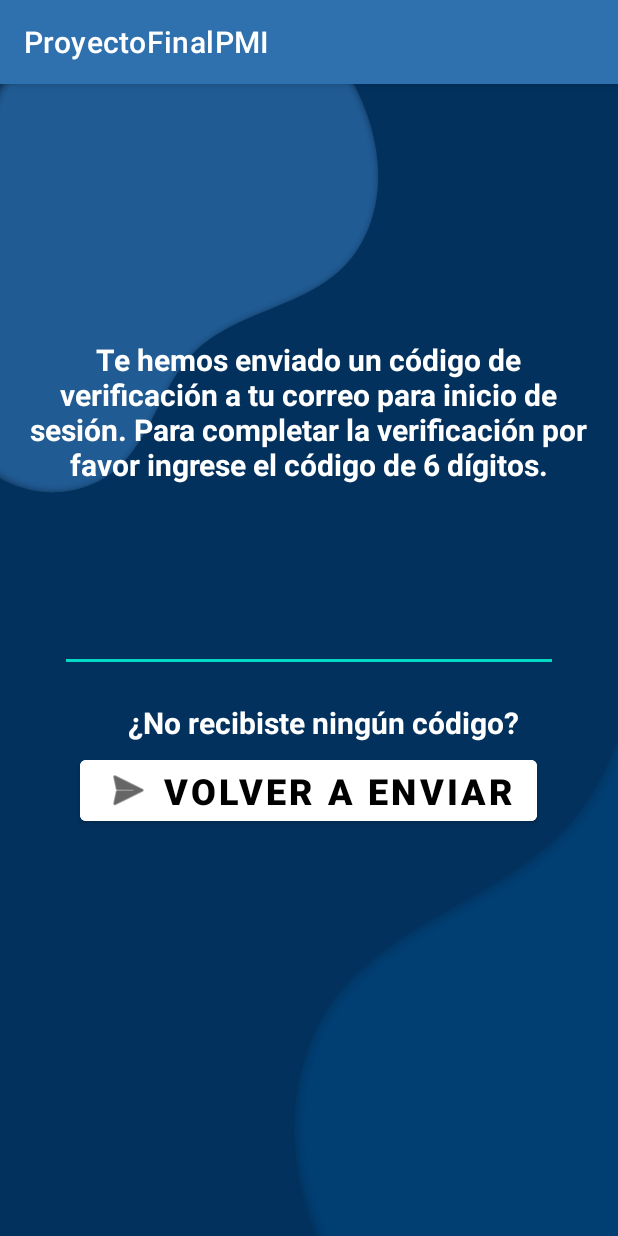
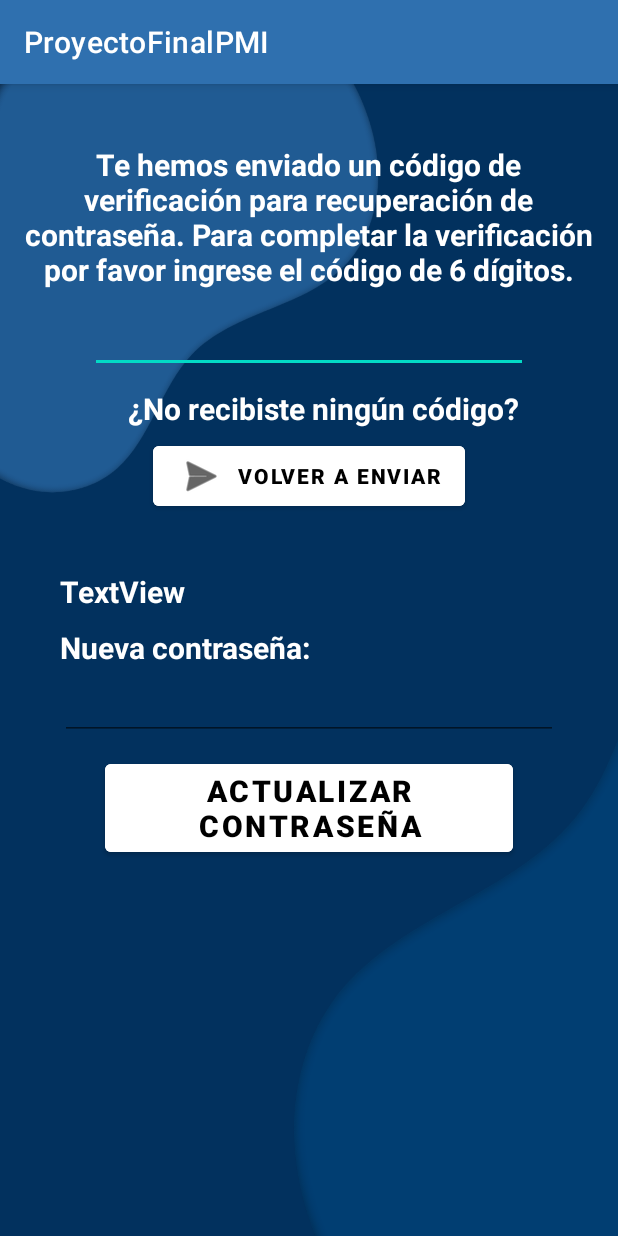
Before and after one commit to DMichelle1907/FinalPMI, an Android app: the ActivityReenvio screen opened directly, with no data from a screen before it, on a phone screen of 412 x 824 dp. Run offline under Robolectric (Android 15) with nearby library versions, the phone set to English and light mode, and no system bars; network calls fail.

Commit message:
ActivityReenvio

```diff
--- a/app/src/main/java/com/example/finalpmi/ActivityRegistrarse.java
+++ b/app/src/main/java/com/example/finalpmi/ActivityRegistrarse.java
@@ -97,8 +97,7 @@ public class ActivityRegistrarse extends AppCompatActivity {
                 // Crear un objeto Usuario
                 Users usuario = new Users(nombres, apellidos, correo, telefono, dni, password, carrera);
                 NewUser(usuario);
-                Intent new_window=new Intent(getApplicationContext(), ActivityReenvio.class);//new_window=nueva ventana
-                startActivity(new_window);
+
             }
         });
     }
--- a/app/src/main/java/com/example/finalpmi/MainActivity.java
+++ b/app/src/main/java/com/example/finalpmi/MainActivity.java
@@ -36,7 +36,7 @@ public class MainActivity extends AppCompatActivity {
     private FragmentUsersBinding binding;
     EditText edtCorreo, edtPassword;
     Button btnRegistrarse, btnIniciar;
-    TextView nombrePerfil, correoPerfil;
+    TextView nombrePerfil, correoPerfil, txtReenvio;
 
     @Override
     protected void onCreate(Bundle savedInstanceState) {
@@ -46,6 +46,18 @@ public class MainActivity extends AppCompatActivity {
         edtPassword = (EditText) findViewById(R.id.edtPassword);
         btnRegistrarse = (Button) findViewById(R.id.btnRegistrarse);
         btnIniciar = (Button) findViewById(R.id.btnIniciar);
+        txtReenvio = (TextView)findViewById(R.id.txtrecuperar);
+
+        txtReenvio.setOnClickListener(new View.OnClickListener() {
+            @Override
+            public void onClick(View v) {
+                // Aquí inicias la ActivityReenvio
+                Intent intent = new Intent(MainActivity.this, ActivityReenvio.class);
+                startActivity(intent);
+            }
+        });
+
+
 
         btnIniciar.setOnClickListener(new View.OnClickListener() {
             @Override
--- a/app/src/main/res/layout/activity_inicio.xml
+++ b/app/src/main/res/layout/activity_inicio.xml
@@ -4,7 +4,7 @@
     xmlns:tools="http://schemas.android.com/tools"
     android:layout_width="match_parent"
     android:layout_height="match_parent"
-    android:background="#00ACC1"
+    android:background="#2F70AF"
     tools:context=".Inicio">
 
     <LinearLayout
--- a/app/src/main/res/layout/activity_main.xml
+++ b/app/src/main/res/layout/activity_main.xml
@@ -18,8 +18,8 @@
         android:fontFamily="@font/calistoga"
         android:text="BIENVENIDO"
         android:textAlignment="center"
-        android:textColor="#FFFFFF"
         android:textSize="34sp"
+        android:textColor="#000000"
         android:textStyle="bold" />
 
     <TextView
@@ -30,7 +30,7 @@
         android:layout_marginTop="70dp"
         android:layout_marginEnd="30dp"
         android:text="Correo:"
-        android:textColor="#FFFFFF"
+        android:textColor="#000000"
         android:textSize="20sp"
         android:textStyle="bold" />
 
@@ -44,8 +44,8 @@
         android:ems="10"
         android:inputType="text"
         android:text=""
-        android:textSize="18sp"
-        android:textColor="#FBFAFA" />
+        android:textColor="#000000"
+        android:textSize="18sp" />
 
     <TextView
         android:id="@+id/textView4"
@@ -54,7 +54,7 @@
         android:layout_marginStart="30dp"
         android:layout_marginEnd="30dp"
         android:text="Contraseña"
-        android:textColor="#FFFFFF"
+        android:textColor="#000000"
         android:textSize="20sp"
         android:textStyle="bold" />
 
@@ -62,14 +62,13 @@
         android:id="@+id/edtPassword"
         android:layout_width="match_parent"
         android:layout_height="wrap_content"
+        android:layout_marginStart="30dp"
+        android:layout_marginTop="10dp"
+        android:layout_marginEnd="30dp"
         android:ems="10"
-        android:layout_marginTop="10dp"
-        android:layout_marginStart="30dp"
-        android:layout_marginEnd="30dp"
-        android:textColor="#FBFAFA"
-        android:textSize="18sp"
         android:inputType="textPassword"
-        />
+        android:textColor="#000000"
+        android:textSize="18sp" />
 
     <Button
         android:id="@+id/btnIniciar"
@@ -86,7 +85,7 @@
         android:text="Iniciar sesión" />
 
     <TextView
-        android:id="@+id/textView5"
+        android:id="@+id/txtrecuperar"
         android:layout_width="match_parent"
         android:layout_height="wrap_content"
         android:text="¿Olvidaste tu contraseña?"
--- a/app/src/main/res/layout/activity_reenvio.xml
+++ b/app/src/main/res/layout/activity_reenvio.xml
@@ -15,7 +15,7 @@
         android:layout_height="wrap_content"
         android:layout_gravity="center"
         android:layout_marginStart="10dp"
-        android:layout_marginTop="170dp"
+        android:layout_marginTop="40dp"
         android:layout_marginEnd="10dp"
         android:text="@string/mensaje"
         android:textAlignment="center"
@@ -23,37 +23,24 @@
         android:textSize="20sp"
         android:textStyle="bold" />
 
-    <TextView
-        android:id="@+id/textView2"
-        android:layout_width="wrap_content"
+    <EditText
+        android:id="@+id/edtCodigo"
+        android:layout_width="match_parent"
         android:layout_height="wrap_content"
-        android:layout_marginStart="10dp"
         android:layout_marginTop="10dp"
-        android:layout_marginEnd="10dp"
-        android:gravity="center"
-        android:text="@string/mensaje1"
-        android:textColor="#FFFFFF"
-        android:textSize="20sp"
-        android:textStyle="bold" />
-
-    <EditText
-        android:id="@+id/editTextNumberPassword"
-        android:layout_width="match_parent"
-        android:layout_height="87dp"
-        android:layout_marginStart="40dp"
-        android:layout_marginEnd="40dp"
+        android:layout_marginStart="60dp"
+        android:layout_marginEnd="60dp"
         android:ems="10"
-        android:inputType="numberPassword"
-        android:textColor="#FFFFFF" />
+        android:inputType="text"
+        android:text="" />
 
     <TextView
         android:id="@+id/textView3"
         android:layout_width="387dp"
         android:layout_height="wrap_content"
         android:layout_gravity="center"
+        android:layout_marginTop="10dp"
         android:layout_marginStart="20dp"
-        android:layout_marginTop="20dp"
-
         android:layout_marginEnd="10dp"
         android:text="@string/mensaje2"
         android:textAlignment="center"
@@ -75,9 +62,70 @@
         android:gravity="center"
         android:text="Volver a enviar"
         android:textColor="@color/black"
-        android:textSize="24sp"
+        android:textSize="14sp"
         android:textStyle="bold"
         app:icon="@android:drawable/ic_menu_send"
         app:iconTint="@color/black" />
 
+    <TextView
+        android:id="@+id/textView2"
+        android:layout_width="wrap_content"
+        android:layout_height="wrap_content"
+        android:layout_marginStart="10dp"
+        android:layout_marginTop="10dp"
+        android:layout_marginEnd="10dp"
+        android:gravity="center"
+        android:text="@string/mensaje1"
+        android:textColor="#FFFFFF"
+        android:textSize="20sp"
+        android:textStyle="bold" />
+
+    <TextView
+        android:id="@+id/txtCorreoDeRee"
+        android:layout_width="match_parent"
+        android:layout_height="wrap_content"
+        android:layout_marginStart="40dp"
+        android:layout_marginEnd="40dp"
+        android:textColor="#FFFFFF"
+        android:textSize="20sp"
+        android:textStyle="bold"
+        android:text="TextView" />
+
+    <TextView
+        android:id="@+id/textView5"
+        android:layout_width="match_parent"
+        android:layout_height="wrap_content"
+        android:layout_marginStart="40dp"
+        android:layout_marginEnd="40dp"
+        android:layout_marginTop="10dp"
+        android:textColor="#FFFFFF"
+        android:textSize="20sp"
+        android:textStyle="bold"
+        android:text="Nueva contraseña: " />
+
+    <EditText
+        android:id="@+id/editTextText2"
+        android:layout_width="match_parent"
+        android:layout_height="wrap_content"
+        android:ems="10"
+        android:layout_marginStart="40dp"
+        android:layout_marginEnd="40dp"
+        android:inputType="textPassword"
+        android:textColor="#FFFFFF"
+        android:textSize="20sp"
+        android:text="" />
+
+    <Button
+        android:id="@+id/button"
+        android:layout_width="match_parent"
+        android:layout_height="wrap_content"
+        android:layout_marginTop="10dp"
+        android:layout_marginStart="70dp"
+        android:layout_marginEnd="70dp"
+        android:textSize="20sp"
+        android:textStyle="bold"
+        android:textColor="@color/black"
+        android:backgroundTint="@color/white"
+        android:text="Actualizar contraseña" />
+
 </LinearLayout>
--- a/app/src/main/res/values/strings.xml
+++ b/app/src/main/res/values/strings.xml
@@ -1,7 +1,7 @@
 <resources>
     <string name="app_name">ProyectoFinalPMI</string>
-    <string name="mensaje">Te hemos enviado un código de verificación
-a tu correo para inicio de sesión. Para completar la verificación por favor ingrese el código de 6 dígitos.</string>
+    <string name="mensaje">Te hemos enviado un código de verificación para
+recuperación de contraseña. Para completar la verificación por favor ingrese el código de 6 dígitos.</string>
     <string name="mensaje1"></string>
     <string name="mensaje2">¿No recibiste ningún código?</string>
     <string name="banner">Crear Grupo</string>
```
